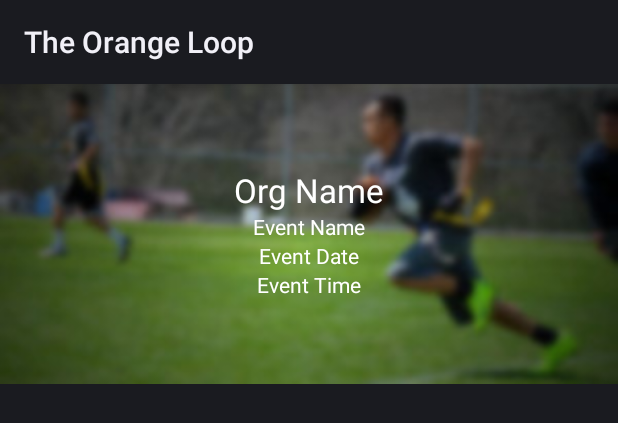
After one commit to josh-marasigan/OrangeLoop, an Android app: the layout orgrow.xml on its own in the app's theme, with its tools: preview values and no code run, on a phone screen of 412 x 824 dp. The commit adds this screen. Shown: the top 423 px of the screen. Run offline under Robolectric (Android 15) with nearby library versions, the phone set to English and light mode, and no system bars.

Commit message:
Added dynamic class appending
listviews

```diff
--- a/app/src/main/java/com/threeamstudios/theorangeloop/EventPage.java
+++ b/app/src/main/java/com/threeamstudios/theorangeloop/EventPage.java
@@ -79,8 +79,6 @@
                 }
             }
         });
-
-
     }
 
     private class GetXMLTask extends AsyncTask<String, Void, Bitmap> {
@@ -140,7 +138,4 @@
         }
     }
 
-    private static String eventNames(){
-        return "hi";
-    }
 }
--- a/app/src/main/java/com/threeamstudios/theorangeloop/MainActivity.java
+++ b/app/src/main/java/com/threeamstudios/theorangeloop/MainActivity.java
@@ -40,7 +40,8 @@
 
     // Executes with button interaction. Goes to personal user home page
     public void goToHome(View view) {
-        Intent transition = new Intent(this, MemberHomePage.class);
+        // Intent transition = new Intent(this, MemberHomePage.class);
+        Intent transition = new Intent(this, MasterOrganizationList.class);
         startActivity(transition);
     }
 
--- a/app/src/main/java/com/threeamstudios/theorangeloop/MemberHomePage.java
+++ b/app/src/main/java/com/threeamstudios/theorangeloop/MemberHomePage.java
@@ -64,7 +64,6 @@
     }
 
     // Executes with button interaction. Goes to club event page.
-    // Max 4 Clubs per page.
     public void goToClub(View view) {
         Intent transition = new Intent(this, EventPage.class);
         startActivity(transition);
--- a/app/src/main/res/layout/activity_main.xml
+++ b/app/src/main/res/layout/activity_main.xml
@@ -4,7 +4,7 @@
     xmlns:android="http://schemas.android.com/apk/res/android"
     xmlns:tools="http://schemas.android.com/tools"
     android:layout_width="fill_parent"
-    android:layout_height="fill_parent"
+    android:layout_height="wrap_content"
     android:paddingLeft="@dimen/activity_horizontal_margin"
     android:paddingRight="@dimen/activity_horizontal_margin"
     android:paddingTop="@dimen/activity_vertical_margin"
--- /dev/null
+++ b/app/src/main/res/layout/orgrow.xml
@@ -0,0 +1,66 @@
+<?xml version="1.0" encoding="utf-8"?>
+<LinearLayout xmlns:android="http://schemas.android.com/apk/res/android"
+    android:orientation="vertical" android:layout_width="match_parent"
+    android:layout_height="match_parent"
+    android:onClick="addItems">
+
+    <LinearLayout
+        android:orientation="horizontal"
+        android:layout_width="match_parent"
+        android:layout_height="200dp"
+        android:layout_gravity="center_horizontal"
+        android:weightSum="1"
+        android:background="@drawable/club_1"
+        >
+
+        <!-- HTTP Image -->
+
+        <LinearLayout
+            android:orientation="vertical"
+            android:layout_width="match_parent"
+            android:layout_height="wrap_content"
+            android:weightSum="1"
+            android:layout_gravity="center">
+
+            <TextView
+                android:layout_width="wrap_content"
+                android:layout_height="wrap_content"
+                android:textAppearance="?android:attr/textAppearanceLarge"
+                android:text="Org Name"
+                android:id="@+id/Org_Name"
+                android:layout_gravity="center_horizontal"
+
+                android:textColor="#FFFF" />
+
+            <TextView
+                android:layout_width="wrap_content"
+                android:layout_height="wrap_content"
+                android:textAppearance="?android:attr/textAppearanceSmall"
+                android:text="Event Name"
+                android:id="@+id/Org_Desc"
+                android:layout_gravity="center_horizontal"
+                android:textColor="#FFFF"/>
+
+            <TextView
+                android:layout_width="wrap_content"
+                android:layout_height="wrap_content"
+                android:textAppearance="?android:attr/textAppearanceSmall"
+                android:text="Event Date"
+                android:id="@+id/Org_Date"
+                android:layout_gravity="center_horizontal"
+                android:textColor="#FFFF"/>
+
+            <TextView
+                android:layout_width="wrap_content"
+                android:layout_height="wrap_content"
+                android:textAppearance="?android:attr/textAppearanceSmall"
+                android:text="Event Time"
+                android:id="@+id/Org_Time"
+                android:layout_gravity="center_horizontal"
+                android:textColor="#FFFF"/>
+
+        </LinearLayout>
+
+    </LinearLayout>
+
+</LinearLayout>
```
Also changed, not shown: app/src/main/AndroidManifest.xml (+7 -1 lines), app/src/main/java/com/threeamstudios/theorangeloop/MasterOrganizationList.java (added, +52 -0 lines), app/src/main/java/com/threeamstudios/theorangeloop/Organization.java (+8 -0 lines), app/src/main/java/com/threeamstudios/theorangeloop/OrganizationToListViewAdaptor.java (added, +66 -0 lines), app/src/main/java/com/threeamstudios/theorangeloop/Tests/TestDB.java (+0 -3 lines), app/src/main/res/layout/activity_home_page.xml (deleted, +0 -30 lines), app/src/main/res/layout/activity_master_organization_list.xml (added, +45 -0 lines).
